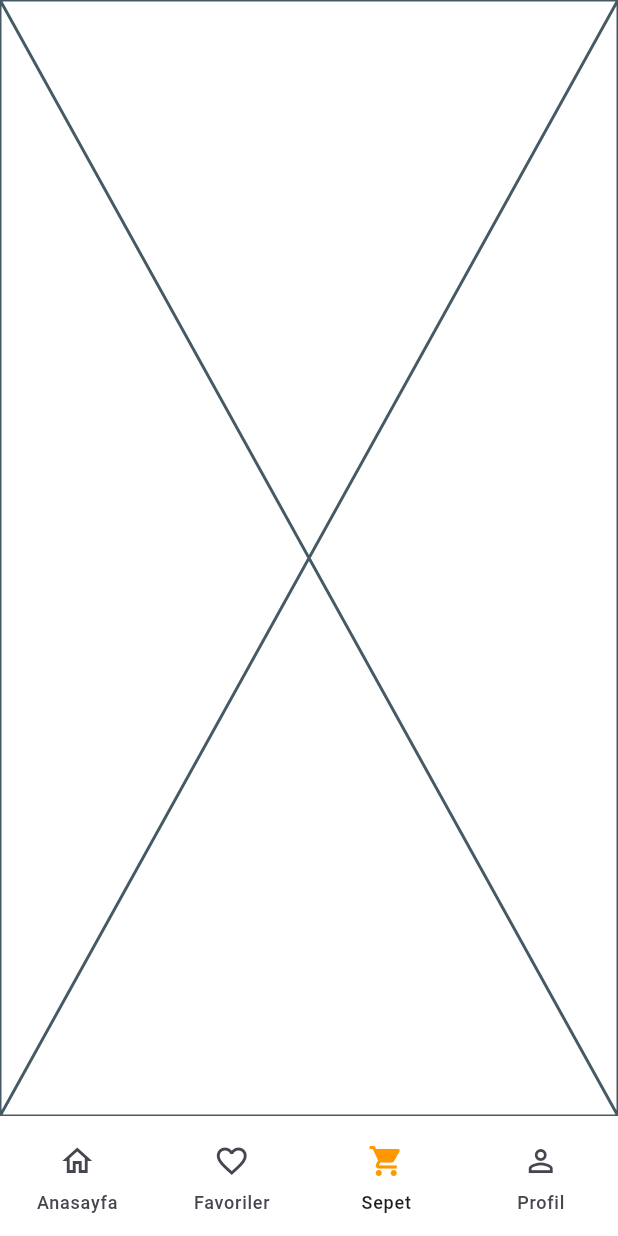
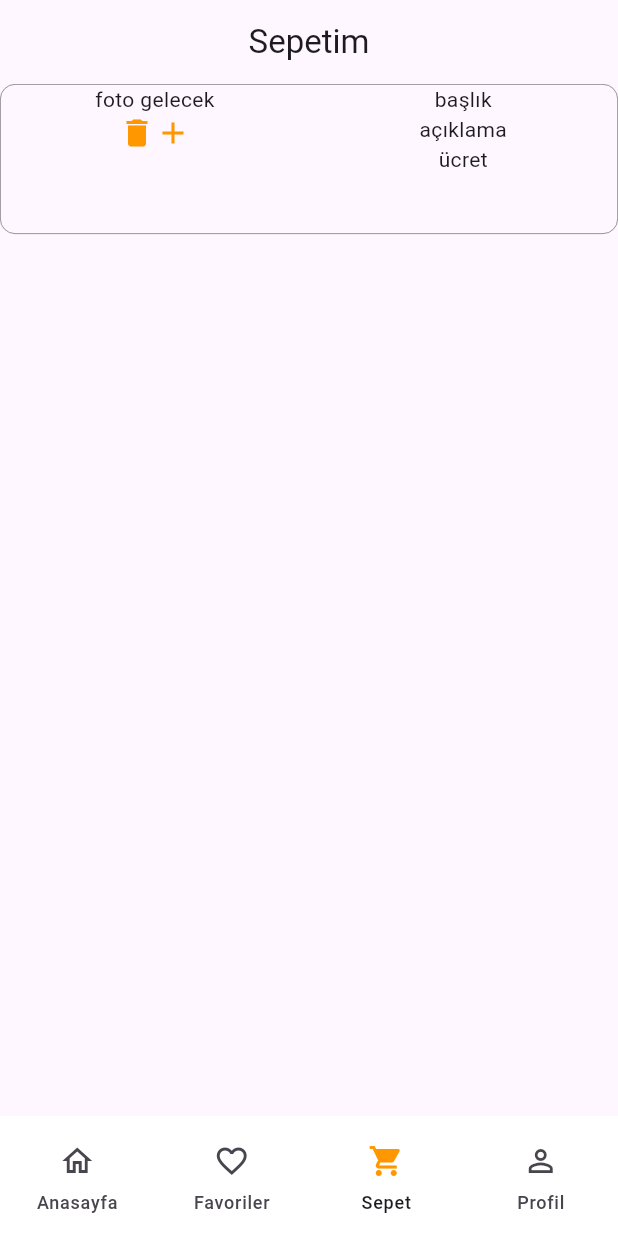
Before and after one commit to muhdetdoganay/ty-clone, a Flutter app: the screen it shows after launch, item 3 of the bottom bar chosen, on a phone screen of 412 x 824 dp. Run offline on Flutter 3.47's test engine with Material 3 defaults, Android fonts, the phone set to English and light mode, and no system bars.

Commit message:
sepet sayfası tasarımı yapıldı

```diff
--- a/lib/Sepet.dart
+++ b/lib/Sepet.dart
@@ -1,4 +1,6 @@
 import 'package:flutter/material.dart';
+
+import 'SepetUrunWidget.dart';
 
 class Sepet extends StatefulWidget {
   const Sepet({super.key});
@@ -10,6 +12,18 @@ class Sepet extends StatefulWidget {
 class _SepetState extends State<Sepet> {
   @override
   Widget build(BuildContext context) {
-    return const Placeholder();
+    return Scaffold(
+      appBar: AppBar(
+        title: Text('Sepetim'),
+        centerTitle: true,
+      ),
+      body: SafeArea(
+        child: ListView(
+          children: [
+            SepetUrun(),
+          ],
+        ),
+      ),
+    );
   }
 }
--- /dev/null
+++ b/lib/SepetUrunWidget.dart
@@ -0,0 +1,49 @@
+import 'package:flutter/material.dart';
+
+class SepetUrun extends StatelessWidget {
+  const SepetUrun({
+    super.key,
+  });
+
+  @override
+  Widget build(BuildContext context) {
+    return Container(
+      constraints: BoxConstraints(maxHeight: 100),
+      decoration: BoxDecoration(
+          borderRadius: BorderRadius.circular(10),
+          border: Border.all(color: Colors.black54, width: 0.5)),
+      child: Row(
+        mainAxisSize: MainAxisSize.max,
+        crossAxisAlignment: CrossAxisAlignment.stretch,
+        children: [
+          Expanded(
+            child: Column(
+              children: [
+                Text('foto gelecek'),
+                Row(
+                  mainAxisAlignment: MainAxisAlignment.center,
+                  crossAxisAlignment: CrossAxisAlignment.center,
+                  children: [
+                    Icon(
+                      Icons.delete,
+                      color: Colors.orange,
+                    ),
+                    Icon(
+                      Icons.add,
+                      color: Colors.orange,
+                    )
+                  ],
+                ),
+              ],
+            ),
+          ),
+          Expanded(
+            child: Column(
+              children: [Text('başlık'), Text('açıklama'), Text('ücret')],
+            ),
+          )
+        ],
+      ),
+    );
+  }
+}
```
